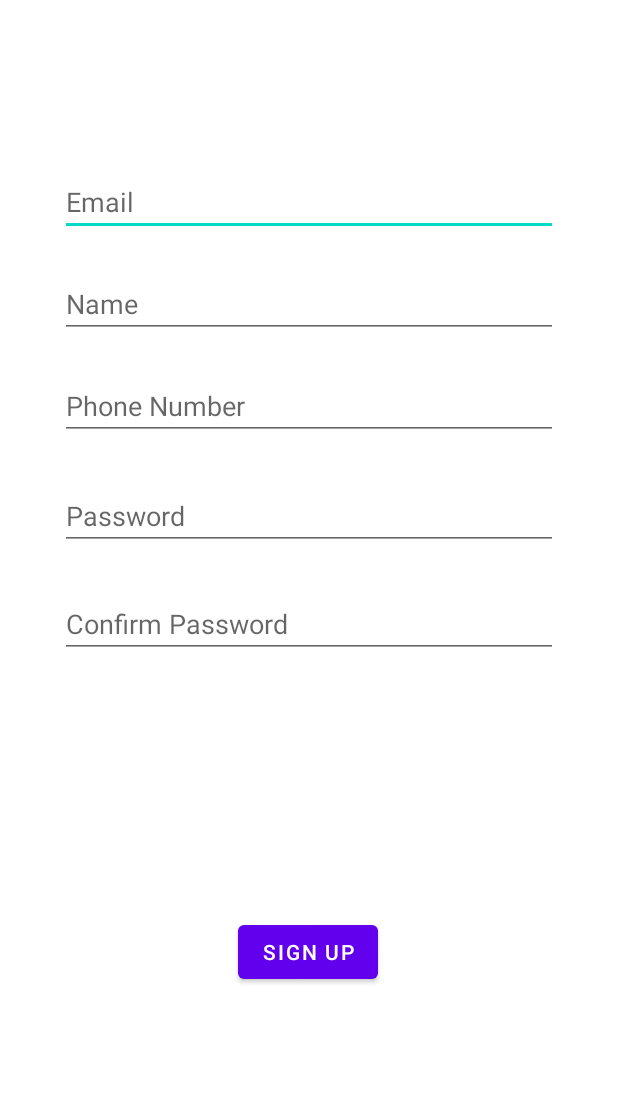
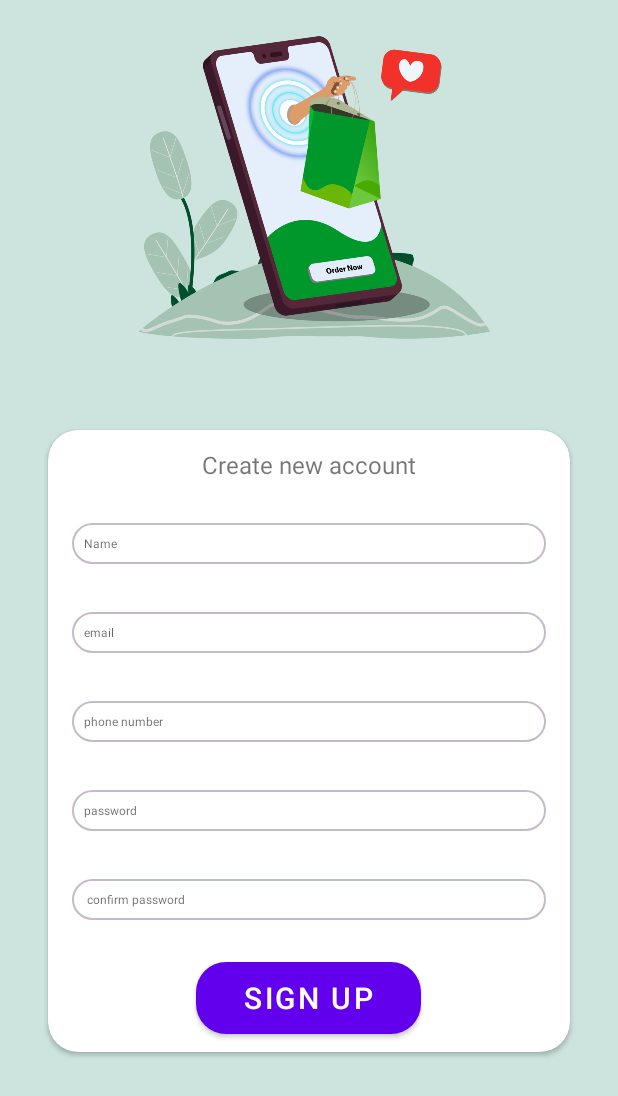
Before and after one commit to Ali-Noghabi/Ap-project-android, an Android app: the SignUpPage screen opened directly, with no data from a screen before it, on a phone screen of 412 x 824 dp. Shown: the top 1096 px of the screen. Run offline under Robolectric (Android 15) with nearby library versions, the phone set to English and light mode, and no system bars.

Commit message:
design signup page

```diff
--- /dev/null
+++ b/app/src/main/res/drawable/round_signupbutton.xml
@@ -0,0 +1,10 @@
+<?xml version="1.0" encoding="utf-8"?>
+<selector xmlns:android="http://schemas.android.com/apk/res/android">
+    <item>
+        <shape android:shape="rectangle">
+            <solid android:color="#839071"/>
+            <corners android:radius="20dp"/>
+
+        </shape>
+    </item>
+</selector>
--- /dev/null
+++ b/app/src/main/res/drawable/signup_edittext.xml
@@ -0,0 +1,6 @@
+<?xml version="1.0" encoding="utf-8"?>
+<shape xmlns:android="http://schemas.android.com/apk/res/android">
+    <solid android:color="#fff"/>
+    <corners android:radius="15dp"/>
+    <stroke android:color="#C5BAC6" android:width="1dp"/>
+</shape>
--- a/app/src/main/res/layout/activity_sign_up_page.xml
+++ b/app/src/main/res/layout/activity_sign_up_page.xml
@@ -1,121 +1,137 @@
 <?xml version="1.0" encoding="utf-8"?>
 <androidx.constraintlayout.widget.ConstraintLayout xmlns:android="http://schemas.android.com/apk/res/android"
     xmlns:app="http://schemas.android.com/apk/res-auto"
-    android:id="@+id/container"
+    xmlns:tools="http://schemas.android.com/tools"
     android:layout_width="match_parent"
     android:layout_height="match_parent"
-    android:paddingLeft="@dimen/activity_horizontal_margin"
-    android:paddingTop="@dimen/activity_vertical_margin"
-    android:paddingRight="@dimen/activity_horizontal_margin"
-    android:paddingBottom="@dimen/activity_vertical_margin">
+    android:background="#CCE3DE"
+    android:textAlignment="center"
+    tools:context=".SignUpPage">
+
+
+    <ImageView
+        android:id="@+id/imageView"
+        android:layout_width="247dp"
+        android:layout_height="248dp"
+        app:layout_constraintEnd_toEndOf="parent"
+        app:layout_constraintStart_toStartOf="parent"
+        app:layout_constraintTop_toTopOf="parent"
+        app:srcCompat="@drawable/signout" />
+
+    <androidx.constraintlayout.widget.Guideline
+        android:id="@+id/guideline4"
+        android:layout_width="wrap_content"
+        android:layout_height="wrap_content"
+        android:orientation="vertical"
+        app:layout_constraintGuide_begin="205dp" />
+
+    <androidx.cardview.widget.CardView
+        android:id="@+id/cardView"
+        android:layout_width="match_parent"
+        android:layout_height="wrap_content"
+        android:layout_marginStart="32dp"
+        android:layout_marginTop="16dp"
+        android:layout_marginEnd="32dp"
+        android:layout_marginBottom="100dp"
+        app:cardBackgroundColor="@color/white"
+        app:cardCornerRadius="20dp"
+        app:layout_constraintBottom_toBottomOf="parent"
+        app:layout_constraintEnd_toEndOf="parent"
+        app:layout_constraintHorizontal_bias="0.533"
+        app:layout_constraintStart_toStartOf="parent"
+        app:layout_constraintTop_toBottomOf="@+id/imageView">
+
+        <LinearLayout
+            android:layout_width="match_parent"
+            android:layout_height="match_parent"
+            android:orientation="vertical">
+
+            <TextView
+                android:id="@+id/textViewCreateAccount"
+                android:layout_width="wrap_content"
+                android:layout_height="wrap_content"
+                android:layout_gravity="center"
+                android:layout_marginTop="12dp"
+                android:layout_marginBottom="12dp"
+                android:text="Create new account"
+                android:textSize="16dp" />
+
+            <EditText
+                android:id="@+id/name"
+                android:layout_width="match_parent"
+                android:layout_height="wrap_content"
+                android:layout_margin="16dp"
+                android:background="@drawable/signup_edittext"
+                android:ems="10"
+                android:hint="Name"
+                android:inputType="textPersonName"
+                android:padding="8dp"
+                android:textSize="8sp" />
 
             <EditText
                 android:id="@+id/usernameSignup"
-        android:layout_width="0dp"
+                android:layout_width="match_parent"
                 android:layout_height="wrap_content"
-        android:layout_marginStart="24dp"
-        android:layout_marginTop="96dp"
-        android:layout_marginEnd="24dp"
-        android:hint="@string/prompt_email"
+                android:layout_margin="16dp"
+                android:background="@drawable/signup_edittext"
+                android:ems="10"
+                android:hint="email"
                 android:inputType="textEmailAddress"
-        android:selectAllOnFocus="true"
-        app:layout_constraintEnd_toEndOf="parent"
-        app:layout_constraintStart_toStartOf="parent"
-        app:layout_constraintTop_toTopOf="parent" />
+                android:padding="8dp"
+                android:textSize="8dp" />
 
-    <EditText
-        android:id="@+id/name"
-        android:layout_width="0dp"
-        android:layout_height="wrap_content"
-        android:layout_marginStart="24dp"
-        android:layout_marginTop="164dp"
-        android:layout_marginEnd="24dp"
-        android:hint="Name "
-        android:inputType="textEmailAddress"
-        android:selectAllOnFocus="true"
-        app:layout_constraintEnd_toEndOf="parent"
-        app:layout_constraintHorizontal_bias="0.093"
-        app:layout_constraintStart_toStartOf="parent"
-        app:layout_constraintTop_toTopOf="parent" />
 
             <EditText
                 android:id="@+id/phonenum"
-        android:layout_width="0dp"
+                android:layout_width="match_parent"
                 android:layout_height="wrap_content"
-        android:layout_marginStart="24dp"
-        android:layout_marginTop="232dp"
-        android:layout_marginEnd="24dp"
-        android:hint="Phone Number"
+                android:layout_margin="16dp"
+                android:background="@drawable/signup_edittext"
+                android:ems="10"
+                android:hint="phone number"
                 android:inputType="phone"
-        android:selectAllOnFocus="true"
-        app:layout_constraintEnd_toEndOf="parent"
-        app:layout_constraintStart_toStartOf="parent"
-        app:layout_constraintTop_toTopOf="parent" />
+                android:padding="8dp"
+                android:textSize="8dp" />
 
             <EditText
+
                 android:id="@+id/passwordSignup"
-        android:layout_width="0dp"
+                android:layout_width="match_parent"
                 android:layout_height="wrap_content"
-        android:layout_marginStart="24dp"
-        android:layout_marginTop="164dp"
-        android:layout_marginEnd="24dp"
-        android:hint="@string/prompt_password"
-        android:imeActionLabel="@string/action_sign_in_short"
-        android:imeOptions="actionDone"
+                android:layout_margin="16dp"
+                android:background="@drawable/signup_edittext"
+                android:ems="10"
+                android:hint="password"
                 android:inputType="textPassword"
-        android:selectAllOnFocus="true"
-        app:layout_constraintEnd_toEndOf="parent"
-        app:layout_constraintStart_toStartOf="parent"
-        app:layout_constraintTop_toBottomOf="@+id/usernameSignup" />
+                android:padding="8dp"
+                android:textSize="8dp" />
 
             <EditText
                 android:id="@+id/confirmPassword"
-        android:layout_width="0dp"
+                android:layout_width="match_parent"
                 android:layout_height="wrap_content"
-        android:layout_marginStart="24dp"
-        android:layout_marginTop="236dp"
-        android:layout_marginEnd="24dp"
-        android:hint="Confirm Password"
-        android:imeActionLabel="@string/action_sign_in_short"
-        android:imeOptions="actionDone"
+                android:layout_margin="16dp"
+                android:background="@drawable/signup_edittext"
+                android:ems="10"
+                android:hint=" confirm password"
                 android:inputType="textPassword"
-        android:selectAllOnFocus="true"
-        app:layout_constraintEnd_toEndOf="parent"
-        app:layout_constraintHorizontal_bias="0.125"
-        app:layout_constraintStart_toStartOf="parent"
-        app:layout_constraintTop_toBottomOf="@+id/usernameSignup" />
+                android:padding="8dp"
+                android:textSize="8dp" />
 
             <Button
                 android:id="@+id/signupButton"
-        android:layout_width="wrap_content"
-        android:layout_height="wrap_content"
-        android:layout_gravity="start"
-        android:layout_marginStart="48dp"
-        android:layout_marginTop="16dp"
-        android:layout_marginEnd="48dp"
-        android:layout_marginBottom="64dp"
-        android:enabled="true"
-        android:text="Sign up"
-        app:layout_constraintBottom_toBottomOf="parent"
-        app:layout_constraintEnd_toEndOf="parent"
-        app:layout_constraintHorizontal_bias="0.497"
-        app:layout_constraintStart_toStartOf="parent"
-        app:layout_constraintTop_toBottomOf="@+id/passwordSignup"
-        app:layout_constraintVertical_bias="0.728" />
-
-    <ProgressBar
-        android:id="@+id/loading"
-        android:layout_width="wrap_content"
+                android:layout_width="150dp"
                 android:layout_height="wrap_content"
                 android:layout_gravity="center"
-        android:layout_marginStart="32dp"
-        android:layout_marginTop="64dp"
-        android:layout_marginEnd="32dp"
-        android:layout_marginBottom="64dp"
-        android:visibility="gone"
-        app:layout_constraintBottom_toBottomOf="parent"
-        app:layout_constraintEnd_toEndOf="@+id/passwordSignup"
-        app:layout_constraintStart_toStartOf="@+id/passwordSignup"
-        app:layout_constraintTop_toTopOf="parent"
-        app:layout_constraintVertical_bias="0.3" />
+                android:layout_margin="12dp"
+                android:background="@drawable/round_signupbutton"
+                android:text="SIGN UP"
+                android:textAlignment="center"
+                android:textColor="@color/white"
+                android:textSize="20dp" />
+
+
+        </LinearLayout>
+    </androidx.cardview.widget.CardView>
+
 </androidx.constraintlayout.widget.ConstraintLayout>
```
Also changed, not shown: app/src/main/res/drawable/signout.png (added). Lines whose indentation alone changed are shown as unchanged.
